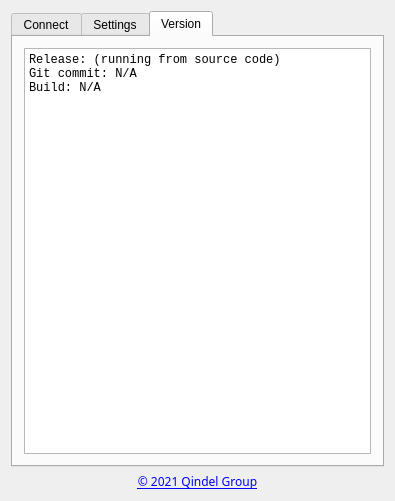
Qt form qtclient/gui/mainwindow.ui (theqvd/qvd-client-qt) before a commit.
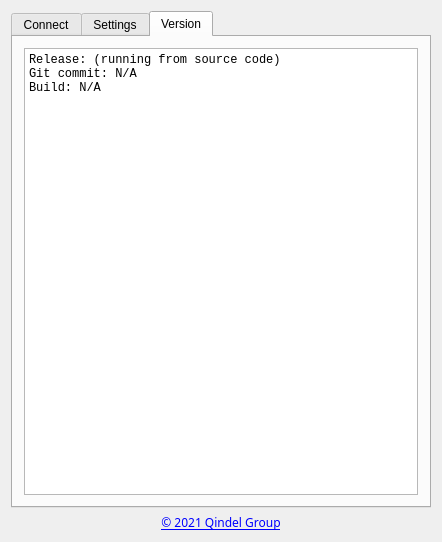
The same form after that commit. The open tabs and pages were chosen to show the change. Icons and pictures are not drawn.

```diff
--- a/qtclient/gui/mainwindow.ui
+++ b/qtclient/gui/mainwindow.ui
@@ -6,8 +6,8 @@
    <rect>
     <x>0</x>
     <y>0</y>
-    <width>395</width>
-    <height>501</height>
+    <width>442</width>
+    <height>542</height>
    </rect>
   </property>
   <property name="windowTitle">
@@ -405,7 +405,7 @@
          <widget class="QPlainTextEdit" name="versionInfoEdit">
           <property name="font">
            <font>
-            <family>Monospace</family>
+            <family>Courier New</family>
            </font>
           </property>
           <property name="readOnly">
```
Left out of the diff: 3 changed lines with no effect on the pictures.
